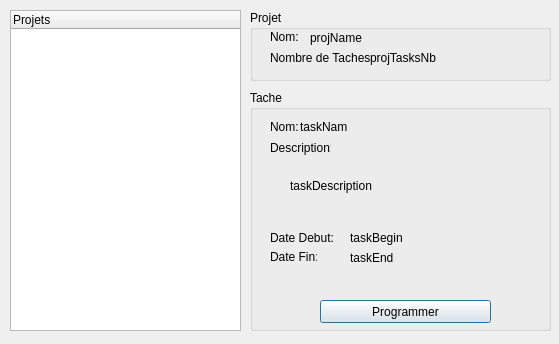
First picture: the form in ProjectCalendar/projectmain.ui, repository clemencevaz/LO21, before the edit.
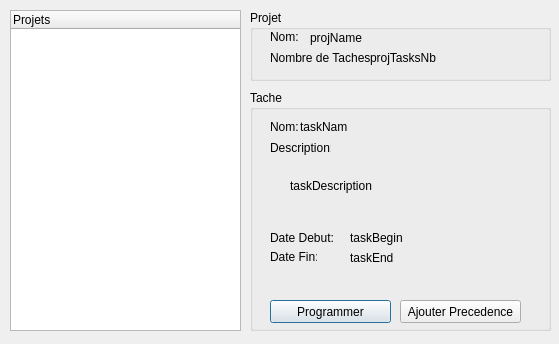
Second picture: the form after the edit.

Patch:
```diff
--- a/ProjectCalendar/projectmain.ui
+++ b/ProjectCalendar/projectmain.ui
@@ -132,9 +132,9 @@
    <widget class="QPushButton" name="taskProgram">
     <property name="geometry">
      <rect>
-      <x>70</x>
+      <x>20</x>
       <y>210</y>
-      <width>171</width>
+      <width>121</width>
       <height>23</height>
      </rect>
     </property>
@@ -142,6 +142,19 @@
      <string>Programmer</string>
     </property>
    </widget>
+   <widget class="QPushButton" name="taskProgram_2">
+    <property name="geometry">
+     <rect>
+      <x>150</x>
+      <y>210</y>
+      <width>121</width>
+      <height>23</height>
+     </rect>
+    </property>
+    <property name="text">
+     <string>Ajouter Precedence</string>
+    </property>
+   </widget>
   </widget>
   <widget class="QGroupBox" name="groupBox">
    <property name="geometry">
```
